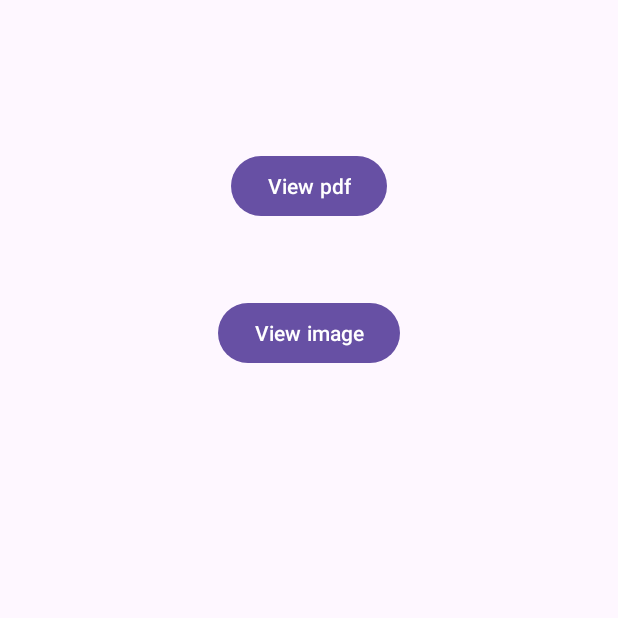
After one commit to algonquin-college-sat/24s-cst8319-320-team1, an Android app: the ReviewDocActivity screen opened directly, with no data from a screen before it, on a phone screen of 412 x 824 dp, the top half of it. The commit adds this screen. Run offline under Robolectric (Android 15) with nearby library versions, the phone set to English and light mode, and no system bars.

Commit message:
Add ReviewDocActivity to show pdf and image

```diff
--- /dev/null
+++ b/app/src/main/java/com/example/mypregnancyjourney/reviewdoc/ReviewDocActivity.java
@@ -0,0 +1,38 @@
+package com.example.mypregnancyjourney.reviewdoc;
+
+import android.os.Bundle;
+import android.view.View;
+import android.widget.Button;
+import android.content.Intent;
+import androidx.appcompat.app.AppCompatActivity;
+
+import com.example.mypregnancyjourney.R;
+
+public class ReviewDocActivity extends AppCompatActivity {
+
+    @Override
+    protected void onCreate(Bundle savedInstanceState) {
+        super.onCreate(savedInstanceState);
+        setContentView(R.layout.activity_review_doc);
+
+        Button pdfViewButton = findViewById(R.id.pdf_view_button);
+        Button imageViewButton = findViewById(R.id.image_view_button);
+        pdfViewButton.setOnClickListener(new View.OnClickListener() {
+            @Override
+            public void onClick(View view) {
+                Intent intent = new Intent(ReviewDocActivity.this, PdfViewActivity.class);
+                startActivity(intent);
+            }
+        });
+
+        imageViewButton.setOnClickListener(new View.OnClickListener() {
+            @Override
+            public void onClick(View view) {
+                Intent intent = new Intent(ReviewDocActivity.this, ImageViewActivity.class);
+                startActivity(intent);
+            }
+        });
+
+    }
+
+}
--- /dev/null
+++ b/app/src/main/res/layout/activity_review_doc.xml
@@ -0,0 +1,26 @@
+<?xml version="1.0" encoding="utf-8"?>
+<androidx.constraintlayout.widget.ConstraintLayout xmlns:android="http://schemas.android.com/apk/res/android"
+    xmlns:app="http://schemas.android.com/apk/res-auto"
+    android:layout_width="match_parent"
+    android:layout_height="match_parent">
+
+    <Button
+        android:id="@+id/pdf_view_button"
+        android:layout_width="wrap_content"
+        android:layout_height="wrap_content"
+        android:layout_marginTop="100dp"
+        android:text="View pdf"
+        app:layout_constraintEnd_toEndOf="parent"
+        app:layout_constraintStart_toStartOf="parent"
+        app:layout_constraintTop_toTopOf="parent" />
+
+    <Button
+        android:id="@+id/image_view_button"
+        android:layout_width="wrap_content"
+        android:layout_height="wrap_content"
+        android:layout_marginTop="50dp"
+        android:text="View image"
+        app:layout_constraintEnd_toEndOf="@+id/pdf_view_button"
+        app:layout_constraintStart_toStartOf="@+id/pdf_view_button"
+        app:layout_constraintTop_toBottomOf="@+id/pdf_view_button" />
+</androidx.constraintlayout.widget.ConstraintLayout>
```
Also changed, not shown: app/src/main/AndroidManifest.xml (+9 -0 lines), app/src/main/java/com/example/mypregnancyjourney/WelcomeActivity.java (+5 -4 lines), app/src/main/java/com/example/mypregnancyjourney/reviewdoc/ImageViewActivity.java (added, +18 -0 lines), app/src/main/java/com/example/mypregnancyjourney/reviewdoc/PdfViewActivity.java (added, +24 -0 lines), app/src/main/res/layout/activity_review_image.xml (added, +18 -0 lines), app/src/main/res/layout/activity_review_pdf.xml (added, +18 -0 lines), 3 other files.
